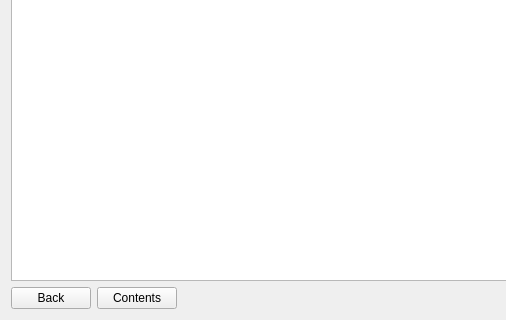
The window that src/mudlab/ui/manual.ui (Parthasarathi-Ghosh/MudLab2) describes before a commit, drawn with Qt 5; both pictures show x 0 to 506 and y 400 to 720 of the 860 by 720 pixel window.
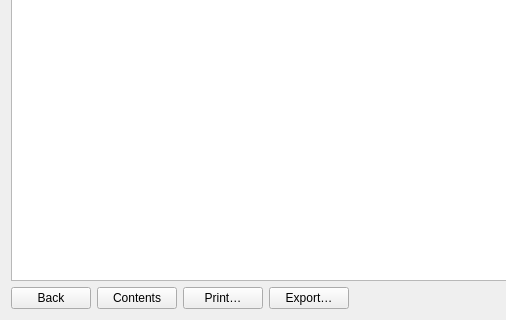
The same window after the commit.

Commit message: Manual viewer: open the science directly, and take the page away

Diff of the .ui file:
```diff
--- a/src/mudlab/ui/manual.ui
+++ b/src/mudlab/ui/manual.ui
@@ -61,6 +61,38 @@
        </property>
       </widget>
      </item>
+     <item>
+      <widget class="QPushButton" name="btn_print">
+       <property name="toolTip">
+        <string>Print this page, or save it as PDF from the print dialog.</string>
+       </property>
+       <property name="text">
+        <string>Print…</string>
+       </property>
+       <property name="autoDefault">
+        <bool>false</bool>
+       </property>
+       <property name="default">
+        <bool>false</bool>
+       </property>
+      </widget>
+     </item>
+     <item>
+      <widget class="QPushButton" name="btn_export">
+       <property name="toolTip">
+        <string>Save this page as an editable document (ODT), a web page, Markdown or plain text.</string>
+       </property>
+       <property name="text">
+        <string>Export…</string>
+       </property>
+       <property name="autoDefault">
+        <bool>false</bool>
+       </property>
+       <property name="default">
+        <bool>false</bool>
+       </property>
+      </widget>
+     </item>
      <item>
       <spacer name="buttonSpacer">
        <property name="orientation">
```
The commit also changes 7 other files.
